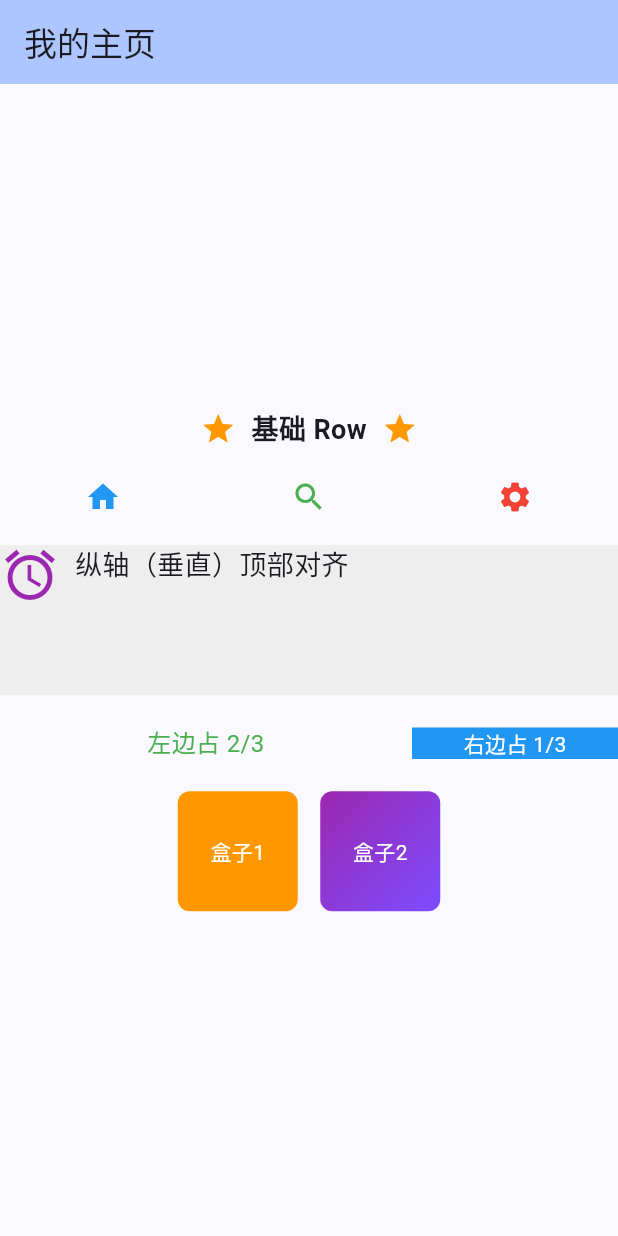
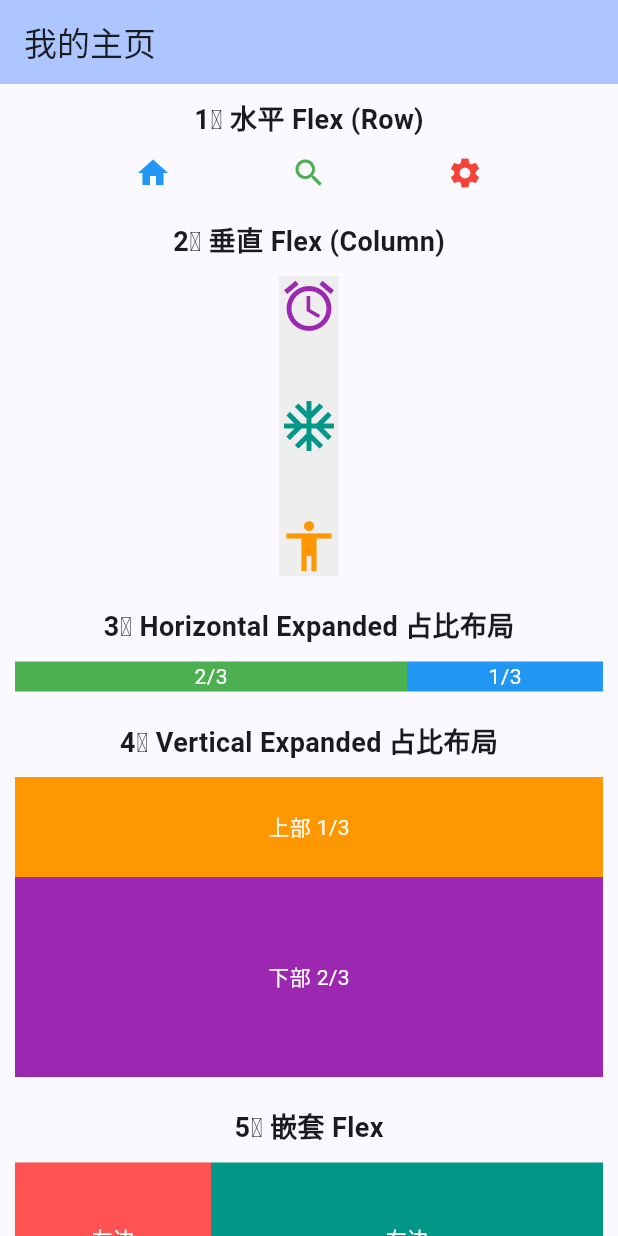
Before and after one commit to joeljhou/hello_flutter, a Flutter app: the screen it shows after launch, on a phone screen of 412 x 824 dp. Run offline on Flutter 3.47's test engine with Material 3 defaults, Android fonts, the phone set to English and light mode, and no system bars.

Commit message:
feat(widgets): 添加 Flex 弹性布局组件

```diff
--- a/lib/main.dart
+++ b/lib/main.dart
@@ -79,7 +79,8 @@ class _MyHomePageState extends State<MyHomePage> {
       // const TextTest(),
       // const ImageTest(),
       // const ContainerTest(),
-      const RowTest(),
+      // const RowTest(),
+      const FlexTest(),
     );
   }
 }
--- /dev/null
+++ b/lib/widgets/flex.dart
@@ -0,0 +1,140 @@
+import 'package:flutter/material.dart';
+
+class FlexTest extends StatelessWidget {
+  const FlexTest({super.key});
+
+  @override
+  Widget build(BuildContext context) {
+    return Center(
+        child: SingleChildScrollView(       // 滚动视图，防止内容溢出
+        scrollDirection: Axis.vertical,     // 支持垂直滚动
+        padding: const EdgeInsets.all(10),
+        child: Column(
+          children: [
+            // 1️⃣ 水平 Flex (相当于 Row)
+            const Text('1️⃣ 水平 Flex (Row)', style: TextStyle(fontSize: 18, fontWeight: FontWeight.bold),),
+            const SizedBox(height: 10),
+            Flex(
+              direction: Axis.horizontal,                          // 水平布局
+              mainAxisAlignment: MainAxisAlignment.spaceEvenly,    // 主轴均匀分布
+              crossAxisAlignment: CrossAxisAlignment.center,       // 纵轴居中对齐
+              children: const [
+                Icon(Icons.home, color: Colors.blue),
+                Icon(Icons.search, color: Colors.green),
+                Icon(Icons.settings, color: Colors.red),
+              ],
+            ),
+            const SizedBox(height: 20),
+
+            // 2️⃣ 垂直 Flex (相当于 Column)
+            const Text('2️⃣ 垂直 Flex (Column)', style: TextStyle(fontSize: 18, fontWeight: FontWeight.bold),),
+            const SizedBox(height: 10),
+            Container(
+              color: Colors.grey[200],
+              height: 200,
+              child: Flex(
+                direction: Axis.vertical,                          // 垂直布局
+                mainAxisAlignment: MainAxisAlignment.spaceBetween, // 主轴两端对齐
+                crossAxisAlignment: CrossAxisAlignment.start,      // 纵轴起点对齐
+                children: const [
+                  Icon(Icons.access_alarm, size: 40, color: Colors.purple),
+                  Icon(Icons.ac_unit, size: 40, color: Colors.teal),
+                  Icon(Icons.accessibility, size: 40, color: Colors.orange),
+                ],
+              ),
+            ),
+            const SizedBox(height: 20),
+
+            // 3️⃣ Horizontal Expanded 占比布局
+            const Text('3️⃣ Horizontal Expanded 占比布局', style: TextStyle(fontSize: 18, fontWeight: FontWeight.bold),),
+            const SizedBox(height: 10),
+            Flex(
+              direction: Axis.horizontal,
+              children: const [
+                Expanded(
+                  flex: 2,
+                  child: ColoredBox(
+                    color: Colors.green,
+                    child: Center(
+                      child: Text('2/3', style: TextStyle(color: Colors.white)),
+                    ),
+                  ),
+                ),
+                Expanded(
+                  flex: 1,
+                  child: ColoredBox(
+                    color: Colors.blue,
+                    child: Center(
+                      child: Text('1/3', style: TextStyle(color: Colors.white)),
+                    ),
+                  ),
+                ),
+              ],
+            ),
+            const SizedBox(height: 20),
+
+            // 4️⃣ Vertical Expanded 占比布局
+            const Text('4️⃣ Vertical Expanded 占比布局', style: TextStyle(fontSize: 18, fontWeight: FontWeight.bold),),
+            const SizedBox(height: 10),
+            Container(
+              color: Colors.grey[300],
+              height: 200,
+              child: Flex(
+                direction: Axis.vertical,
+                children: const [
+                  Expanded(
+                    flex: 1,
+                    child: ColoredBox(
+                      color: Colors.orange,
+                      child: Center(
+                        child: Text('上部 1/3', style: TextStyle(color: Colors.white)),
+                      ),
+                    ),
+                  ),
+                  Expanded(
+                    flex: 2,
+                    child: ColoredBox(
+                      color: Colors.purple,
+                      child: Center(
+                        child: Text('下部 2/3', style: TextStyle(color: Colors.white)),
+                      ),
+                    ),
+                  ),
+                ],
+              ),
+            ),
+            const SizedBox(height: 20),
+
+            // 5️⃣ 嵌套 Flex
+            const Text('5️⃣ 嵌套 Flex', style: TextStyle(fontSize: 18, fontWeight: FontWeight.bold),),
+            const SizedBox(height: 10),
+            Flex(
+              direction: Axis.horizontal,
+              children: [
+                Flexible(
+                  flex: 1,
+                  child: Container(
+                    height: 100,
+                    color: Colors.redAccent,
+                    alignment: Alignment.center,
+                    child: const Text('左边', style: TextStyle(color: Colors.white)),
+                  ),
+                ),
+                Flexible(
+                  flex: 2,
+                  child: Container(
+                    height: 100,
+                    color: Colors.teal,
+                    alignment: Alignment.center,
+                    child: const Text('右边', style: TextStyle(color: Colors.white)),
+                  ),
+                ),
+              ],
+            ),
+            const SizedBox(height: 20),
+          ],
+        ),
+      )
+    );
+  }
+}
--- a/lib/widgets/row.dart
+++ b/lib/widgets/row.dart
@@ -8,28 +8,31 @@ class RowTest extends StatelessWidget {
     return Center(
       child: SingleChildScrollView(       // 滚动视图，防止内容溢出
         scrollDirection: Axis.vertical,   // 支持垂直滚动
+        padding: const EdgeInsets.all(10),
         child: Column(
-          mainAxisAlignment: MainAxisAlignment.center,   // 主轴居中
-          mainAxisSize: MainAxisSize.min,                // Row 只占子元素总宽度（默认是 MainAxisSize.max，占满父容器）
+          mainAxisAlignment: MainAxisAlignment.center,   // 垂直居中
+          crossAxisAlignment: CrossAxisAlignment.center, // 水平居中
+          mainAxisSize: MainAxisSize.min,                // 控制主轴大小（默认max表示占满父容器，min表示包裹子件）
           children: <Widget>[
-            const SizedBox(height: 20),
-
-            // 水平居中
+            // 1️⃣ 水平居中
+            const Text('1️⃣ 基础 Row', style: TextStyle(fontSize: 18, fontWeight: FontWeight.bold),),
+            const SizedBox(height: 10),
             Row(
               // textDirection: TextDirection.ltr,            // 从左到右布局（默认）
               mainAxisAlignment: MainAxisAlignment.center,    // 子件水平居中
               children: const [
                 Icon(Icons.star, color: Colors.orange),
                 SizedBox(width: 10),
-                Text('基础 Row', style: TextStyle(fontSize: 18, fontWeight: FontWeight.bold),),
+                Text('水平居中', style: TextStyle(fontSize: 18, fontWeight: FontWeight.bold),),
                 SizedBox(width: 10),
                 Icon(Icons.star, color: Colors.orange),
               ],
             ),
-
             const SizedBox(height: 20),
 
-            // 水平均匀分布
+            // 2️⃣ 水平均匀分布
+            const Text('2️⃣ 水平均匀分布 (spaceAround)', style: TextStyle(fontSize: 18, fontWeight: FontWeight.bold),),
+            const SizedBox(height: 10),
             Row(
               mainAxisAlignment: MainAxisAlignment.spaceAround,  // 主轴均匀分布
               children: const [
@@ -38,33 +41,36 @@ class RowTest extends StatelessWidget {
                 Icon(Icons.settings, color: Colors.red),
               ],
             ),
-
             const SizedBox(height: 20),
 
-            // 纵轴顶部对齐
+            // 3️⃣ 纵轴顶部对齐
+            const Text('3️⃣ 纵轴顶部对齐', style: TextStyle(fontSize: 18, fontWeight: FontWeight.bold),),
+            const SizedBox(height: 10),
             Container(
               color: Colors.grey[200],     // 背景色
               height: 100,                 // 固定高度
               width: double.infinity,      // 宽度撑满父容器
               child: Row(
-                crossAxisAlignment: CrossAxisAlignment.start,     // 纵轴顶部对齐
+                mainAxisAlignment: MainAxisAlignment.center,       // 主轴居中对齐
+                crossAxisAlignment: CrossAxisAlignment.start,      // 纵轴顶部对齐
                 children: const [
                   Icon(Icons.access_alarm, size: 40, color: Colors.purple),
                   SizedBox(width: 10),
-                  Text('纵轴（垂直）顶部对齐', style: TextStyle(fontSize: 18),),
+                  Text('纵轴顶部对齐', style: TextStyle(fontSize: 18),),
                 ],
               ),
             ),
-
             const SizedBox(height: 20),
 
-            // Expanded 占比布局
+            // 4️⃣ Expanded 占比布局
+            const Text('4️⃣ Expanded 占比布局', style: TextStyle(fontSize: 18, fontWeight: FontWeight.bold),),
+            const SizedBox(height: 10),
             Row(
               children: const [
                 Expanded(
                   flex: 2,
-                  child: Text('左边占 2/3', textAlign: TextAlign.center,   // 文字内容居中
-                    style: TextStyle(fontSize: 16, color: Colors.green),  // 文字样式
+                  child: Text('2/3', textAlign: TextAlign.center,         // 文字内容居中
+                    style: TextStyle(fontSize: 16, color: Colors.green),  // 文字样式（绿色）
                   ),
                 ),
                 Expanded(
@@ -72,16 +78,16 @@ class RowTest extends StatelessWidget {
                   child: ColoredBox(                // 背景色盒子
                     color: Colors.blue,             // 背景色（蓝色）
                     child: Center(                  // 内容居中
-                      child: Text('右边占 1/3', style: TextStyle(color: Colors.white),),   // 文字样式（白色）
+                      child: Text('1/3', style: TextStyle(color: Colors.white),),   // 文字样式（白色）
                     ),
                   ),
                 ),
               ],
             ),
-
             const SizedBox(height: 20),
 
-            // Row 嵌套 Container
+            // 5️⃣ Row 嵌套 Container
+            const Text('5️⃣ Row 嵌套 Container', style: TextStyle(fontSize: 18, fontWeight: FontWeight.bold),),
             Row(
               mainAxisAlignment: MainAxisAlignment.center,
               children: [
@@ -112,7 +118,6 @@ class RowTest extends StatelessWidget {
                 ),
               ],
             ),
-
             const SizedBox(height: 20),
           ],
         ),
--- a/lib/widgets/widgets.dart
+++ b/lib/widgets/widgets.dart
@@ -3,3 +3,4 @@ export 'text.dart';
 export 'image.dart';
 export 'container.dart';
 export 'row.dart';
+export 'flex.dart';
```
